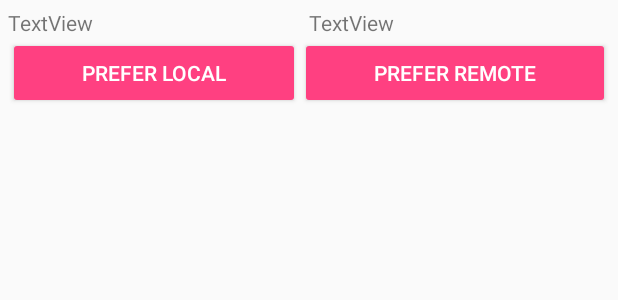
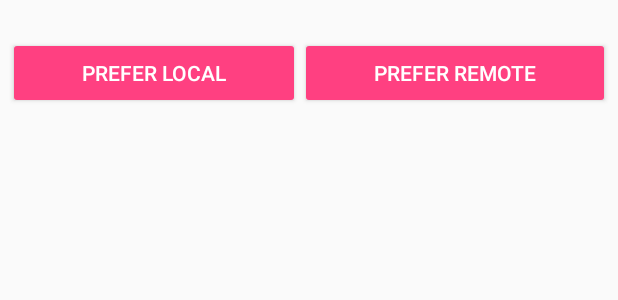
Before and after one commit to Ashotyanski/mds, an Android app: the layout dialog_conflict_notes.xml on its own in the app's theme, with its tools: preview values and no code run, on a phone screen of 412 x 824 dp. Shown: the top 300 px of the screen. Run offline under Robolectric (Android 15) with nearby library versions, the phone set to English and light mode, and no system bars.

```diff
--- a/hw/src/main/res/layout/dialog_conflict_notes.xml
+++ b/hw/src/main/res/layout/dialog_conflict_notes.xml
@@ -14,15 +14,13 @@
             android:id="@+id/text_local"
             android:layout_width="match_parent"
             android:layout_height="wrap_content"
-            android:layout_weight="1"
-            android:text="TextView" />
+            android:layout_weight="1" />
 
         <TextView
             android:id="@+id/text_remote"
             android:layout_width="match_parent"
             android:layout_height="wrap_content"
-            android:layout_weight="1"
-            android:text="TextView" />
+            android:layout_weight="1" />
 
     </LinearLayout>
 
--- a/hw/src/main/res/values/dimens.xml
+++ b/hw/src/main/res/values/dimens.xml
@@ -19,8 +19,6 @@
     <!--Note activity dimensions-->
     <dimen name="edit_color_width">80dp</dimen>
     <dimen name="edit_color_height">80dp</dimen>
-    <dimen name="edit_color_margin">16dp</dimen>
-    <dimen name="save_button_marginTop">20dp</dimen>
     <dimen name="url_image_margin_top">16dp</dimen>
     <!-- Default screen margins, per the Android Design guidelines. -->
     <dimen name="activity_horizontal_margin">16dp</dimen>
--- a/hw/src/main/res/values/strings.xml
+++ b/hw/src/main/res/values/strings.xml
@@ -3,17 +3,14 @@
     <string name="title_notes">Notes</string>
     <string name="title_note_edit">Edit note</string>
     <string name="title_note_create">Create note</string>
-    <string name="title_settings">Settings</string>
     <string name="title_note_import_export">Import/Export notes</string>
     <string name="title_dialog_query_save">Query template title</string>
     <string name="title_dialog_url_image_edit">Edit image URL</string>
-    <string name="title_dialog_pick_color">Pick a color</string>
 
     <string name="content_description_image_url">Image URL</string>
 
     <string name="action_import_export">Import/Export notes</string>
     <string name="action_delete">Delete</string>
-    <string name="action_settings">Settings</string>
     <string name="action_filter">Filter</string>
     <string name="action_delete_sync_cache">Delete sync cache</string>
 
@@ -29,7 +26,6 @@
     <string name="query_filter_by_color">Filter by color</string>
     <string name="query_sort">Sort</string>
     <string name="error_query_save">Could not save query template in</string>
-    <string name="error_date_incorrect">Incorrect date</string>
 
     <string name="error_notes_import">Could not import notes</string>
     <string name="error_notes_export">Could not export notes</string>
@@ -44,8 +40,6 @@
     <string name="cancel">Cancel</string>
     <string name="apply">Apply</string>
     <string name="search">Search</string>
-    <string name="from">From</string>
-    <string name="to">To</string>
     <string name="pick">Pick</string>
     <string name="save">Save</string>
     <string name="clear">Clear</string>
```
Also changed, not shown: 2 other files.
